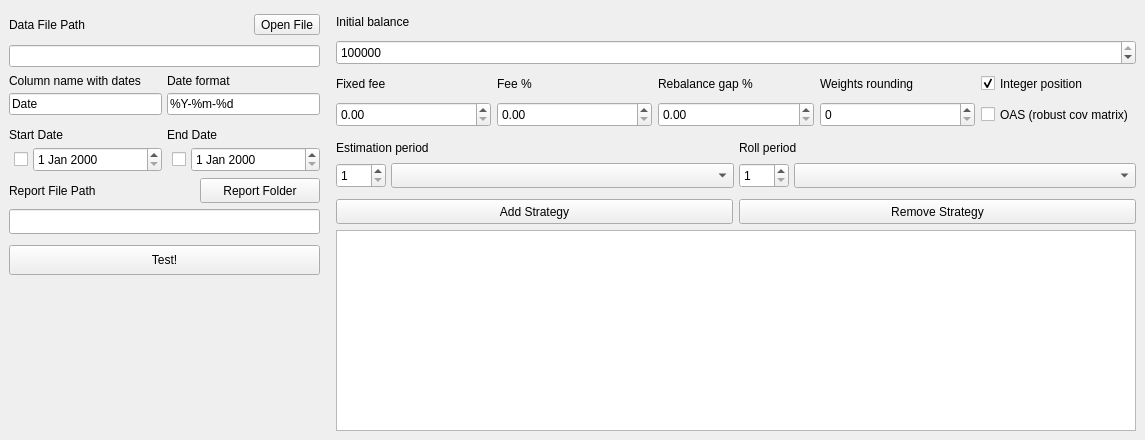
Before: the Qt Designer form hrp.ui in daniilmann/hrp, drawn with Qt 5.
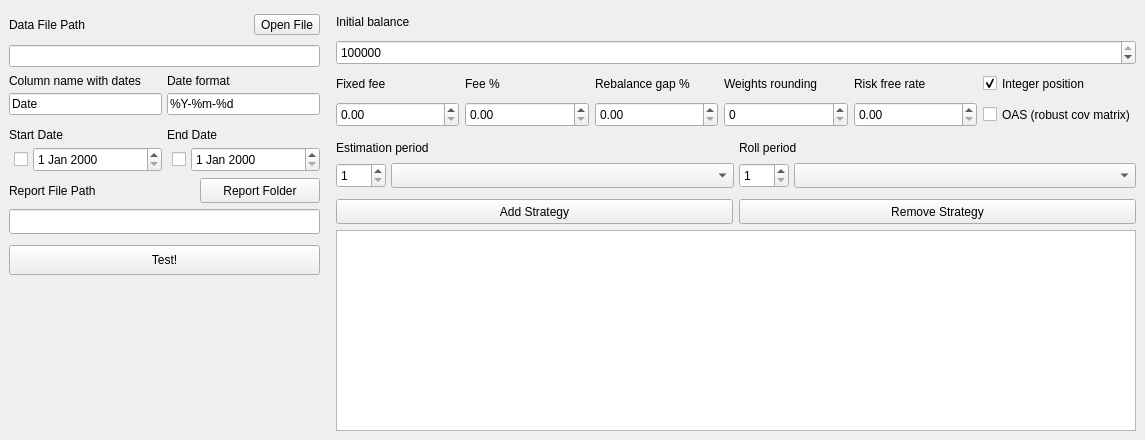
After: the same form once the commit is applied.

Commit message: risk free rate

What changed in the file:
```diff
--- a/hrp.ui
+++ b/hrp.ui
@@ -459,6 +459,27 @@
             </item>
            </layout>
           </item>
+          <item>
+           <layout class="QVBoxLayout" name="rateLayout">
+            <item>
+             <widget class="QLabel" name="rateLabel">
+              <property name="text">
+               <string>Risk free rate</string>
+              </property>
+             </widget>
+            </item>
+            <item>
+             <widget class="QDoubleSpinBox" name="rateSpin">
+              <property name="minimumSize">
+               <size>
+                <width>0</width>
+                <height>25</height>
+               </size>
+              </property>
+             </widget>
+            </item>
+           </layout>
+          </item>
           <item>
            <layout class="QVBoxLayout" name="paramsLayout">
             <item>
```
The commit also changes 2 other files.
